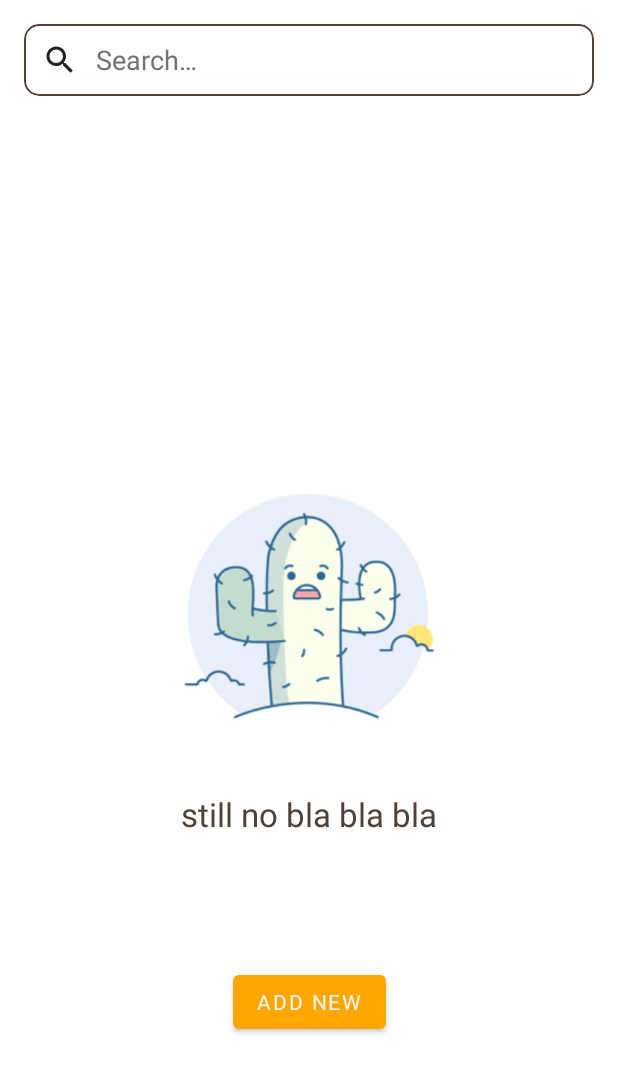
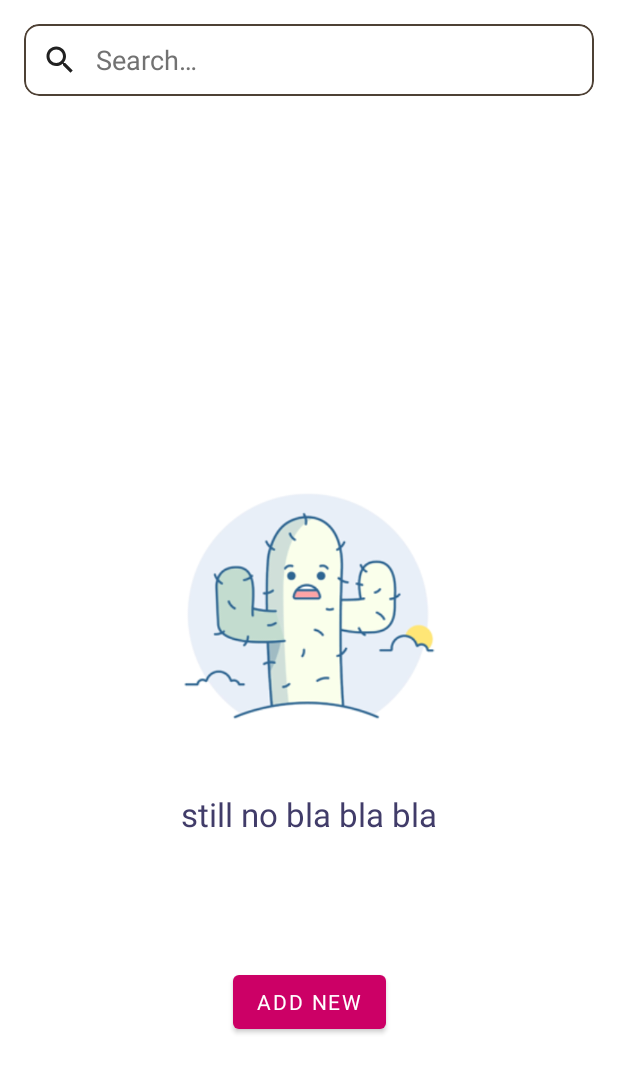
Before and after one commit to dadoz/MaterialBookmarkKotlin, an Android app: the screen it shows after launch (BookmarkListActivity), on a phone screen of 412 x 824 dp. Shown: the top 1073 px of the screen. Run offline under Robolectric (Android 15) with nearby library versions, the phone set to English and light mode, and no system bars; our stand-ins replace Room's generated code, RxJava; libraries missing offline, so code that uses them is left out: khronos.toDate, khronos.toString, kotlinx.serialization; pictures from the network do not load; Roboto replaces fonts that are not available here; 7 statements that could not run were skipped.

Commit message:
updated colors - woooow

```diff
--- a/app/src/main/res/layout/empty_view.xml
+++ b/app/src/main/res/layout/empty_view.xml
@@ -41,16 +41,7 @@
             android:layout_alignParentBottom="true"
             android:layout_margin="@dimen/margin_16"
             android:text="Add new"
-            android:textColor="@color/colorAccentLight"
             android:fontFamily="@font/yantramanav_light"
-            app:chipIcon="@drawable/ic_world_refresh"
-            app:chipIconTint="@color/colorAccentLight"
-            app:chipBackgroundColor="@color/colorPrimary"
-            app:chipCornerRadius="32dp"
-            app:chipMinHeight="56dp"
-            app:chipStrokeColor="@color/colorPrimary"
-            app:chipStrokeWidth="0.5dp"
-            app:chipEndPadding="@dimen/margin_16"
-            app:chipStartPadding="@dimen/margin_16"/>
+            app:chipIcon="@drawable/ic_world_refresh" />
 
 </androidx.constraintlayout.widget.ConstraintLayout>
--- a/app/src/main/res/layout/header_bookmark_view.xml
+++ b/app/src/main/res/layout/header_bookmark_view.xml
@@ -61,6 +61,7 @@
             android:layout_width="wrap_content"
             android:layout_height="1dp"
             android:layout_marginTop="@dimen/margin_16"
-            android:background="@color/colorAccentLight"/>
+            android:alpha="0.1"
+            android:background="@color/colorAccent"/>
 </LinearLayout>
 </layout>
--- a/app/src/main/res/values/colors.xml
+++ b/app/src/main/res/values/colors.xml
@@ -1,13 +1,10 @@
 <?xml version="1.0" encoding="utf-8"?>
 <resources>
-    <color name="colorAccent">#4E4135</color>
-    <color name="colorAccentLight">#F6F6F6</color>
-    <color name="colorPrimary">#FFA600</color>
-    <color name="colorPrimaryDark">#FF8400</color>
-    <color name="colorPrimaryLight">#FDFCFB</color>
-    <color name="colorError">#BE4C44</color>
+    <color name="colorAccent">#413c69</color>
+    <color name="colorPrimary">#cc0066</color>
+    <color name="colorPrimaryDark">#cc0066</color>
+    <color name="colorPrimaryLight">#f3f3f3</color>
+    <color name="colorError">#ff7272</color>
     <color name="colorErrorSecondary">#A13532</color>
     <color name="colorSuccess">#3ED48F</color>
-    <color name="colorSuccessSecondary">#F9F9F9</color>
-    <color name="colorBackgroundCardLight">#F5F3EE</color>
 </resources>
--- a/app/src/main/res/values/styles.xml
+++ b/app/src/main/res/values/styles.xml
@@ -4,7 +4,7 @@
     <style name="AppTheme" parent="Theme.MaterialComponents.Light.DarkActionBar">
         <!-- Customize your theme here. -->
         <item name="colorPrimary">@color/colorPrimary</item>
-        <item name="colorPrimaryDark">@color/colorBackgroundCardLight</item>
+        <item name="colorPrimaryDark">@color/colorPrimaryDark</item>
         <item name="colorAccent">@color/colorAccent</item>
         <item name="elevation">0dp</item>
         <item name="android:windowBackground">@android:color/white</item>
@@ -32,16 +32,16 @@
         <item name="strokeColor">@color/colorPrimary</item>
     </style>
     <style name="MBMaterialCardviewStyleBrown" parent="MBMaterialCardviewStyle" >
-        <item name="cardBackgroundColor">@android:color/white</item>
+        <item name="cardBackgroundColor">@color/colorPrimaryLight</item>
         <item name="strokeColor">@color/colorAccent</item>
     </style>
 
     <style name="MBMaterialCardviewStyleGreen" parent="MBMaterialCardviewStyle" >
-        <item name="cardBackgroundColor">@color/colorSuccessSecondary</item>
+        <item name="cardBackgroundColor">@color/colorPrimaryLight</item>
         <item name="strokeColor">@color/colorSuccess</item>
     </style>
     <style name="MBMaterialCardviewStyleRed" parent="MBMaterialCardviewStyle" >
-        <item name="cardBackgroundColor">@android:color/background_light</item>
+        <item name="cardBackgroundColor">@color/colorPrimaryLight</item>
         <item name="strokeColor">@color/colorError</item>
     </style>
 
@@ -136,7 +136,7 @@
 
     <style name="MBMaterialButtonStyleYellow" parent="TextAppearance.MaterialComponents.Button" >
         <item name="backgroundTint">@color/colorPrimary</item>
-        <item name="android:textColor">@color/colorAccentLight</item>
+        <item name="android:textColor">@android:color/white</item>
         <item name="strokeColor">@color/colorPrimaryDark</item>
         <item name="strokeWidth">1dp</item>
         <item name="fontFamily">@font/yantramanav_light</item>
```
Also changed, not shown: app/src/main/res/layout/add_bookmark_preview_view.xml (+5 -7 lines).
